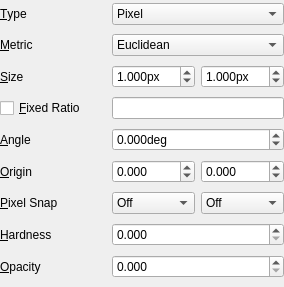
Old version of the form src/dabeditorwidget.ui in the repository not-surt/GfxPaint.
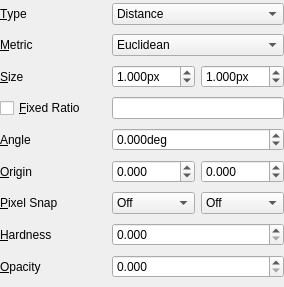
New version of the form.

The edit to the form file:
```diff
--- a/src/dabeditorwidget.ui
+++ b/src/dabeditorwidget.ui
@@ -271,11 +271,6 @@
    </item>
    <item row="0" column="1" colspan="2">
     <widget class="QComboBox" name="typeComboBox">
-     <item>
-      <property name="text">
-       <string>Pixel</string>
-      </property>
-     </item>
      <item>
       <property name="text">
        <string>Distance</string>
```
